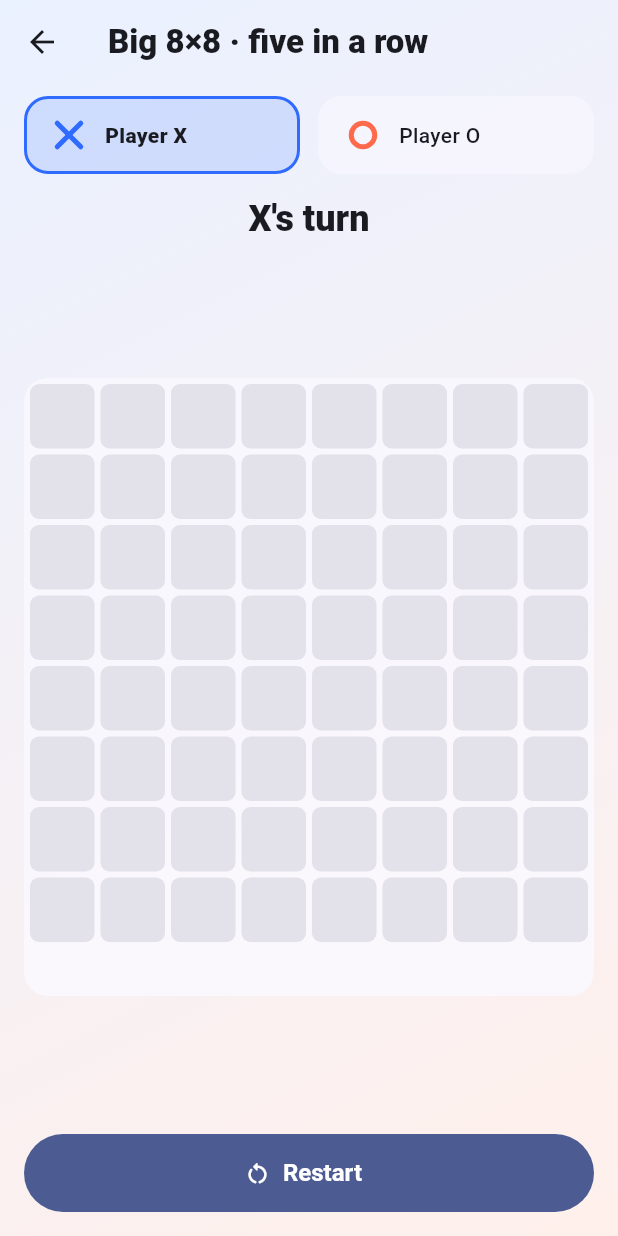
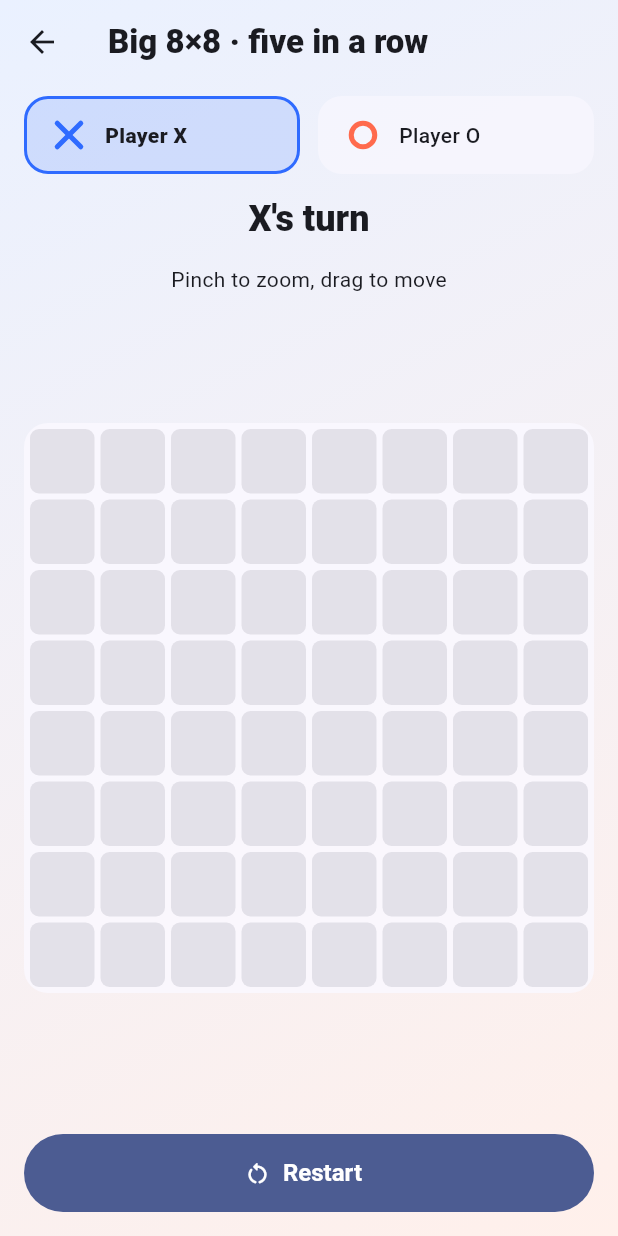
Before and after one commit to Shahab124/tictactoe-arena, a Flutter app: the screen it shows once a user with an empty profile is signed in, after a tap on "Big 8×8", on a phone screen of 412 x 824 dp. Run offline on Flutter 3.47's test engine with Material 3 defaults, Android fonts, the phone set to English and light mode, and no system bars; our stand-ins replace cloud_firestore, firebase_auth, firebase_core, shared_preferences; accounts and stored records are empty.

Commit message:
SCRUM-17 Add pinch zoom on the 8x8 board and a landscape layout for phones and tablets
Co-Authored-By: Claude <noreply@anthropic.com>

```diff
--- a/lib/game/game_screen.dart
+++ b/lib/game/game_screen.dart
@@ -76,34 +76,19 @@ class _GameScreenState extends State<GameScreen> {
     final winning = _game.winningCells.toSet();
     final gap = widget.size == 3 ? 10.0 : 4.0;
     final turn = _game.isOver ? null : _game.sideToMove;
-    return Scaffold(
-      appBar: AppBar(
-        title: Text(widget.size == 3 ? 'Classic 3×3' : 'Big 8×8 · five in a row',
-            style: const TextStyle(fontWeight: FontWeight.w800)),
-      ),
-      body: SafeArea(
-        child: Center(
-          child: ConstrainedBox(
-            constraints: const BoxConstraints(maxWidth: 560),
-            child: Column(
-              children: [
-                Padding(
-                  padding: const EdgeInsets.fromLTRB(16, 8, 16, 0),
-                  child: Row(children: [
+    final header = Row(children: [
       Expanded(child: _PlayerChip(mark: Mark.x, active: turn == Mark.x)),
       const SizedBox(width: 12),
       Expanded(child: _PlayerChip(mark: Mark.o, active: turn == Mark.o)),
-                  ]),
-                ),
-                Padding(
+    ]);
+    final status = Padding(
       padding: const EdgeInsets.symmetric(vertical: 14),
       child: AnimatedSwitcher(
         duration: motion(context, 250),
         transitionBuilder: (child, a) => FadeTransition(
           opacity: a,
           child: ScaleTransition(
-                          scale: Tween(begin: 0.85, end: 1.0).animate(a),
-                          child: child),
+              scale: Tween(begin: 0.85, end: 1.0).animate(a), child: child),
         ),
         child: Text(
           _statusText,
@@ -114,14 +99,8 @@ class _GameScreenState extends State<GameScreen> {
               ?.copyWith(fontWeight: FontWeight.w800),
         ),
       ),
-                ),
-                Expanded(
-                  child: Center(
-                    child: AspectRatio(
-                      aspectRatio: 1,
-                      child: Padding(
-                        padding: const EdgeInsets.symmetric(horizontal: 16),
-                        child: Card(
+    );
+    Widget grid = Card(
       child: Padding(
         padding: EdgeInsets.all(gap),
         child: GridView.count(
@@ -144,25 +123,72 @@ class _GameScreenState extends State<GameScreen> {
           ],
         ),
       ),
+    );
+    // The 8×8 cells are small on a phone, so the player can pinch to zoom
+    // and drag to move around the board (REQ-PLAT-11).
+    if (widget.size == 8) {
+      grid = InteractiveViewer(minScale: 1, maxScale: 4, child: grid);
+    }
+    final board = Center(child: AspectRatio(aspectRatio: 1, child: grid));
+    final hint = [
+      if (widget.size == 8)
+        const Padding(
+          padding: EdgeInsets.only(bottom: 8),
+          child: Text('Pinch to zoom, drag to move'),
+        ),
+    ];
+    final button = FilledButton.icon(
+      onPressed: () => setState(() => _game = Game(size: widget.size)),
+      icon: Icon(
+          _game.isOver ? Icons.replay_rounded : Icons.restart_alt_rounded),
+      label: Text(_game.isOver ? 'Rematch' : 'Restart'),
+    );
+    return Scaffold(
+      appBar: AppBar(
+        title: Text(widget.size == 3 ? 'Classic 3×3' : 'Big 8×8 · five in a row',
+            style: const TextStyle(fontWeight: FontWeight.w800)),
+      ),
+      body: SafeArea(
+        child: LayoutBuilder(builder: (context, box) {
+          // Landscape phones and tablets: board on the left, controls on the
+          // right, so the board uses the full height (REQ-UX-02).
+          if (box.maxWidth > box.maxHeight) {
+            return Row(children: [
+              Expanded(
+                child: Padding(padding: const EdgeInsets.all(12), child: board),
+              ),
+              SizedBox(
+                width: 300,
+                child: Center(
+                  child: SingleChildScrollView(
+                    padding: const EdgeInsets.all(16),
+                    child: Column(children: [header, status, ...hint, button]),
                   ),
                 ),
               ),
+            ]);
+          }
+          return Center(
+            child: ConstrainedBox(
+              constraints: const BoxConstraints(maxWidth: 720),
+              child: Column(children: [
+                Padding(
+                  padding: const EdgeInsets.fromLTRB(16, 8, 16, 0),
+                  child: header,
+                ),
+                status,
+                ...hint,
+                Expanded(
+                  child: Padding(
+                    padding: const EdgeInsets.symmetric(horizontal: 16),
+                    child: board,
                   ),
                 ),
-                Padding(
-                  padding: const EdgeInsets.all(16),
-                  child: FilledButton.icon(
-                    onPressed: () => setState(() => _game = Game(size: widget.size)),
-                    icon: Icon(_game.isOver
-                        ? Icons.replay_rounded
-                        : Icons.restart_alt_rounded),
-                    label: Text(_game.isOver ? 'Rematch' : 'Restart'),
+                Padding(padding: const EdgeInsets.all(16), child: button),
+              ]),
             ),
-                ),
-              ],
-            ),
-          ),
-        ),
+          );
+        }),
       ),
     );
   }
```
Lines whose indentation alone changed are shown as unchanged.
